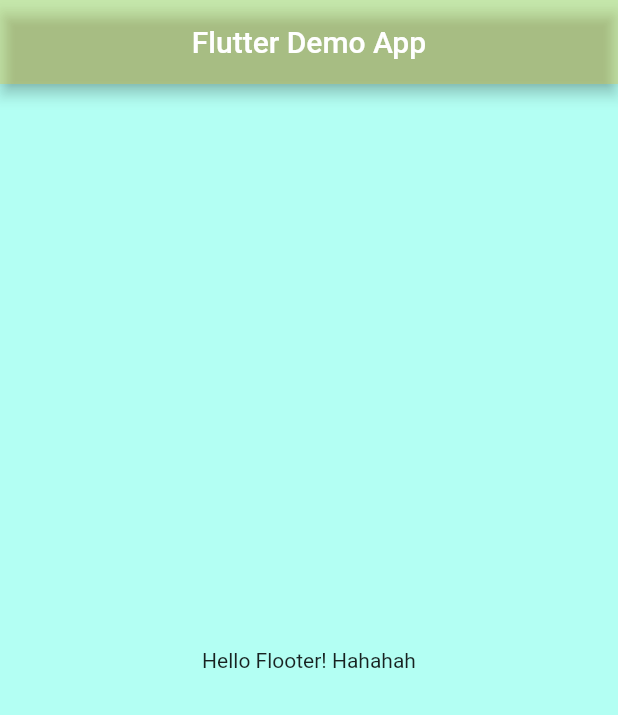
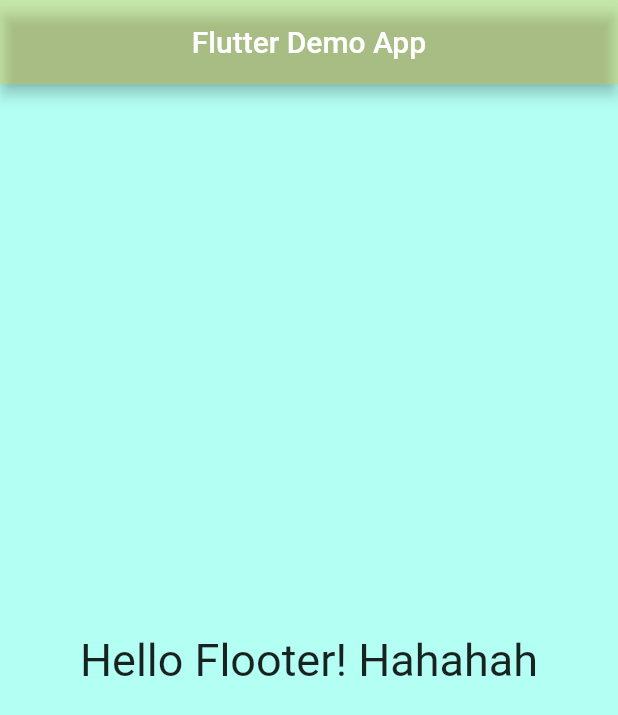
Before and after one commit to ronaldomendes/desenvolvimento_mobile, a Flutter app: the screen it shows after launch, on a phone screen of 412 x 824 dp. Shown: the top 715 px of the screen. Run offline on Flutter 3.47's test engine with Material 2 defaults, Android fonts, the phone set to English and light mode, and no system bars.

Commit message:
Changing text size

```diff
--- a/first_flutter_app/lib/main.dart
+++ b/first_flutter_app/lib/main.dart
@@ -16,7 +16,9 @@ class MyApp extends StatelessWidget {
             backgroundColor: Color.fromRGBO(255, 200, 25, 0.3),
             centerTitle: true,
           ),
-          body: Center(child: Text("Hello Flooter! Hahahah")),
+          body: Center(
+              child: Text("Hello Flooter! Hahahah",
+                  style: TextStyle(fontSize: 30, fontFamily: 'Roboto'))),
         ));
   }
 }
```
